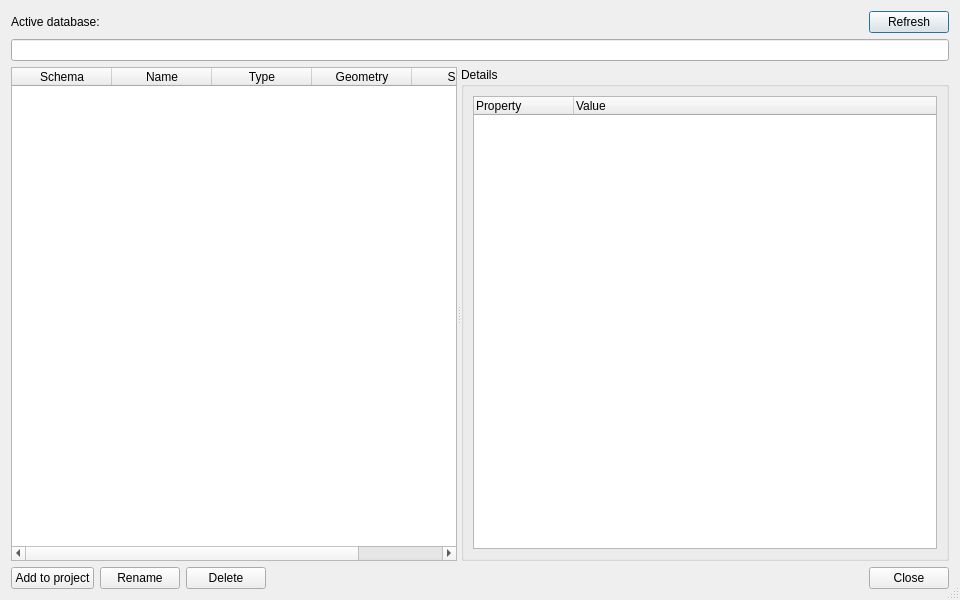
Old version of the form TableRegistry/UI/table_registry_dialog.ui in the repository eryk918/postgis_toolbox.
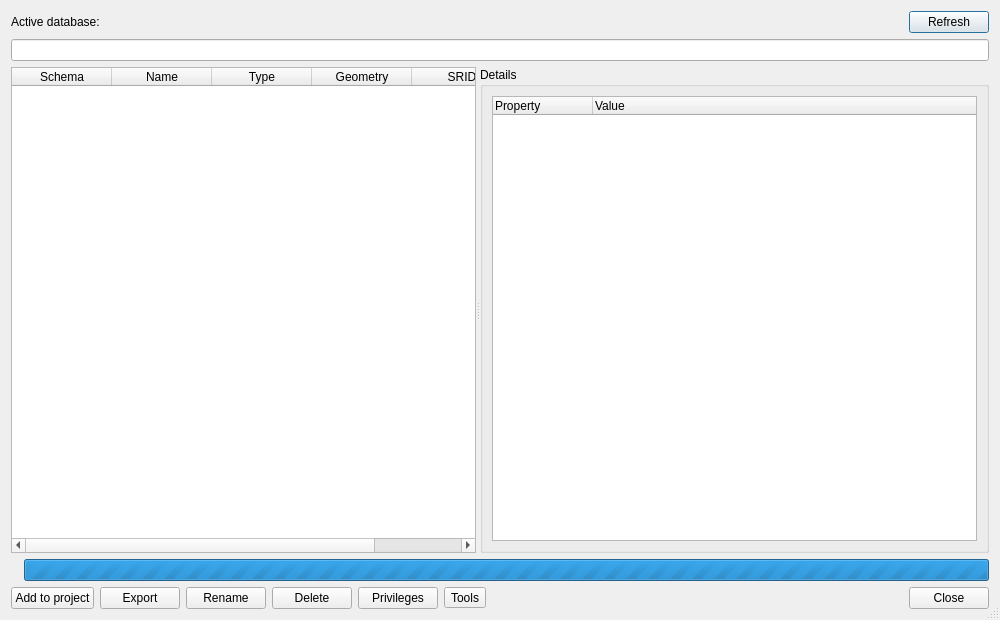
New version of the form. Custom widgets are drawn as their Qt base class.

Commit message: Registry tools, SQL log and faster raster import

```diff
--- a/TableRegistry/UI/table_registry_dialog.ui
+++ b/TableRegistry/UI/table_registry_dialog.ui
@@ -6,8 +6,8 @@
    <rect>
     <x>0</x>
     <y>0</y>
-    <width>960</width>
-    <height>600</height>
+    <width>1000</width>
+    <height>620</height>
    </rect>
   </property>
   <property name="windowTitle">
@@ -136,6 +136,27 @@
      </widget>
     </widget>
    </item>
+   <item>
+    <layout class="QHBoxLayout" name="progress_layout">
+     <item>
+      <widget class="QLabel" name="progress_label">
+       <property name="text">
+        <string notr="true"/>
+       </property>
+      </widget>
+     </item>
+     <item>
+      <widget class="QProgressBar" name="progress_bar">
+       <property name="maximum">
+        <number>0</number>
+       </property>
+       <property name="textVisible">
+        <bool>true</bool>
+       </property>
+      </widget>
+     </item>
+    </layout>
+   </item>
    <item>
     <layout class="QHBoxLayout" name="buttons_layout">
      <item>
@@ -145,6 +166,13 @@
        </property>
       </widget>
      </item>
+     <item>
+      <widget class="QPushButton" name="export_btn">
+       <property name="text">
+        <string>Export</string>
+       </property>
+      </widget>
+     </item>
      <item>
       <widget class="QPushButton" name="rename_btn">
        <property name="text">
@@ -159,6 +187,26 @@
        </property>
       </widget>
      </item>
+     <item>
+      <widget class="QPushButton" name="privileges_btn">
+       <property name="text">
+        <string>Privileges</string>
+       </property>
+      </widget>
+     </item>
+     <item>
+      <widget class="QToolButton" name="tools_btn">
+       <property name="text">
+        <string>Tools</string>
+       </property>
+       <property name="popupMode">
+        <enum>QToolButton::InstantPopup</enum>
+       </property>
+       <property name="toolButtonStyle">
+        <enum>Qt::ToolButtonTextOnly</enum>
+       </property>
+      </widget>
+     </item>
      <item>
       <spacer name="buttons_spacer">
        <property name="orientation">
@@ -189,6 +237,11 @@
    <extends>QLineEdit</extends>
    <header>qgsfilterlineedit.h</header>
   </customwidget>
+  <customwidget>
+   <class>TableRegistryView</class>
+   <extends>QTableWidget</extends>
+   <header>postgis_toolbox.TableRegistry.UI.registry_view</header>
+  </customwidget>
  </customwidgets>
  <resources/>
  <connections>
```
Left out of the diff: 2 changed lines with no effect on the pictures. The commit also changes 29 other files.
